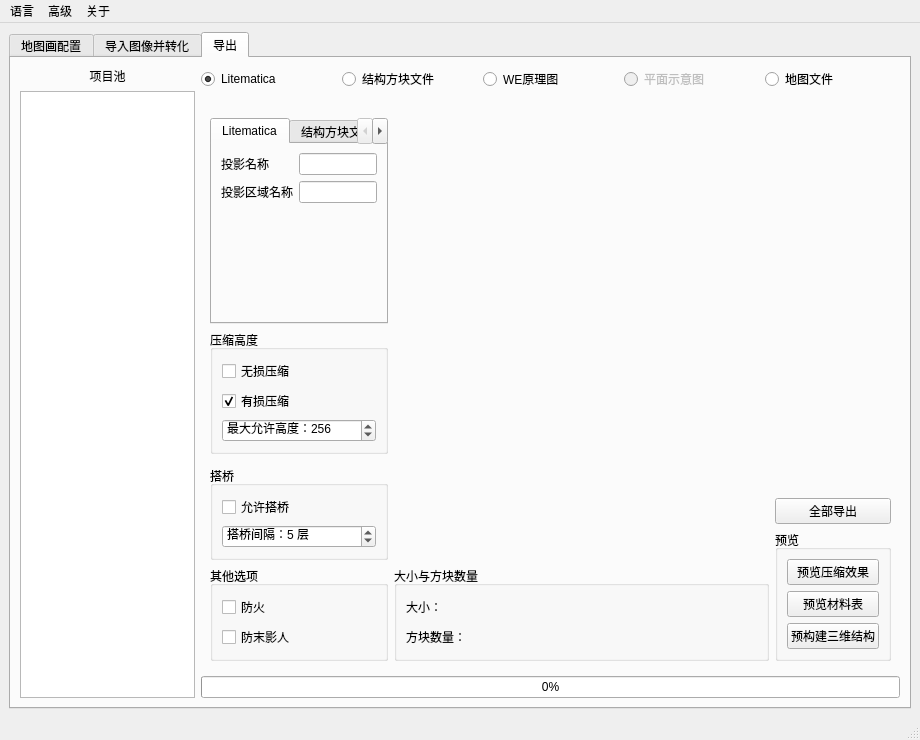
First picture: the form in SlopeCraft/SCWind.ui, repository SlopeCraft/SlopeCraft, before the edit.
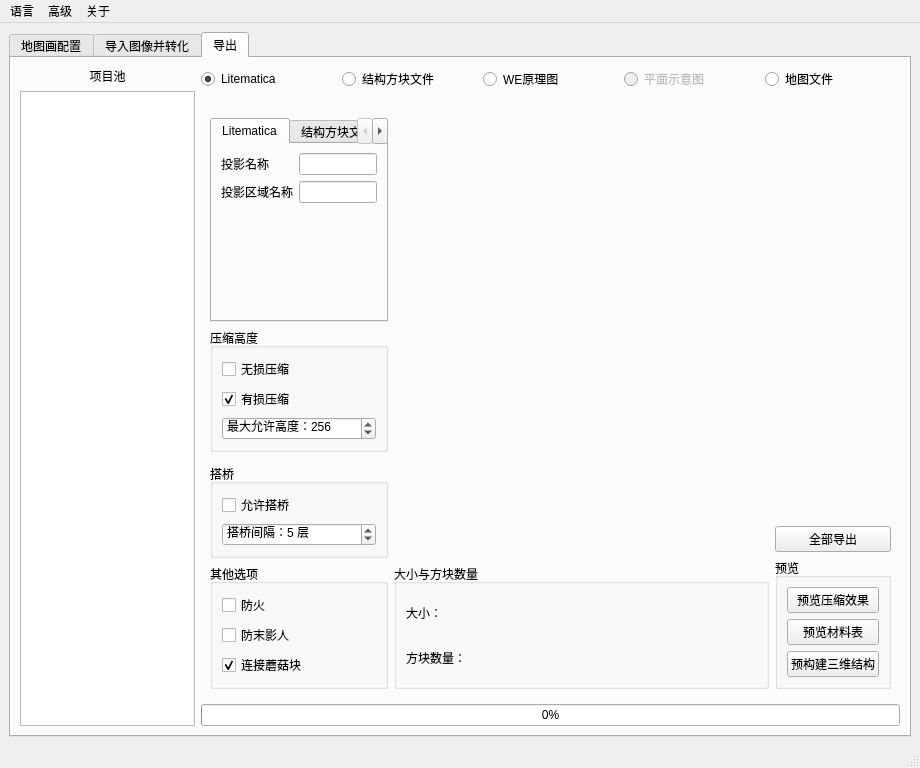
Second picture: the form after the edit. The open tabs and pages were chosen to show the change. Custom widgets are drawn as their Qt base class.

Commit message: add connect mushroom option in ui

Diff of the .ui file:
```diff
--- a/SlopeCraft/SCWind.ui
+++ b/SlopeCraft/SCWind.ui
@@ -822,6 +822,16 @@
                  </property>
                 </widget>
                </item>
+               <item row="2" column="0">
+                <widget class="QCheckBox" name="cb_connect_mushroom">
+                 <property name="text">
+                  <string>连接蘑菇块</string>
+                 </property>
+                 <property name="checked">
+                  <bool>true</bool>
+                 </property>
+                </widget>
+               </item>
               </layout>
              </widget>
             </item>
```
The commit also changes 4 other files.
